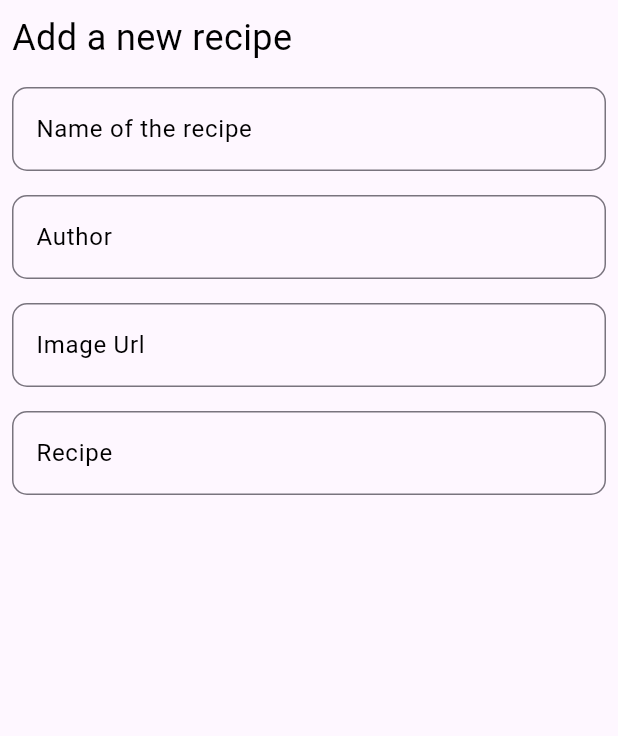
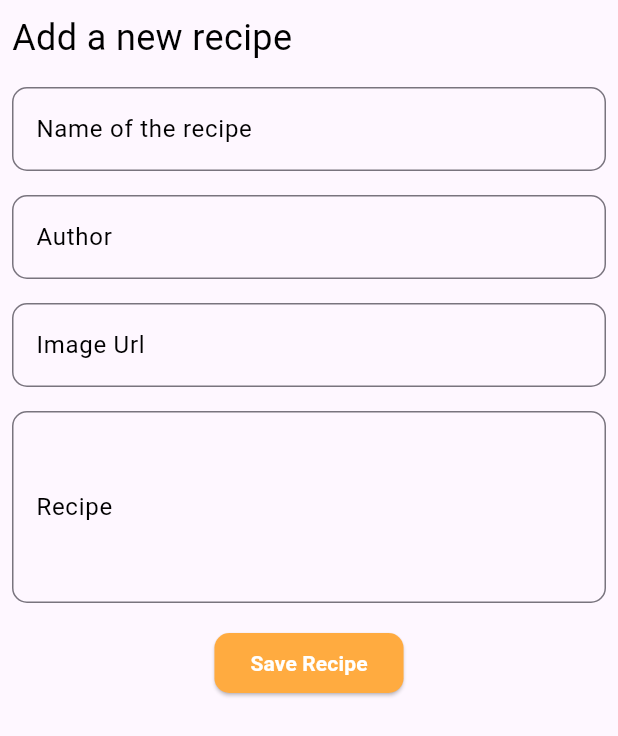
Before and after one commit to garzonsergio/recipes_flutter, a Flutter app: the RecipeForm widget shown alone on an empty page, opened directly, on a phone screen of 412 x 824 dp. Shown: the top 736 px of the screen. Run offline on Flutter 3.47's test engine with Material 3 defaults, Android fonts, the phone set to English and light mode, and no system bars; network calls fail; Roboto replaces fonts that are missing (Quicksand).

Commit message:
Fix:There was created the validators and additional properties to TextFormFields

```diff
--- a/lib/screens/home_screen.dart
+++ b/lib/screens/home_screen.dart
@@ -30,7 +30,7 @@ class HomeScreen extends StatelessWidget {
         context: context,
         builder: (context) => Container(
               width: MediaQuery.of(context).size.width,
-              height: 500,
+              height: 600,
               color: Colors.white,
               child: const RecipeForm(),
             ));
@@ -88,6 +88,13 @@ class RecipeForm extends StatelessWidget {
 
   @override
   Widget build(BuildContext context) {
+    final _formKey = GlobalKey<FormState>();
+
+    final TextEditingController _recipeName = TextEditingController();
+    final TextEditingController _recipeAuthor = TextEditingController();
+    final TextEditingController _recipeImage = TextEditingController();
+    final TextEditingController _recipeDescription = TextEditingController();
+
     return Padding(
         padding: const EdgeInsets.all(8.0),
         child: Form(
@@ -100,28 +107,82 @@ class RecipeForm extends StatelessWidget {
                 const SizedBox(
                   height: 16,
                 ),
-            _buildTextField(label: "Name of the recipe"),
+                _buildTextField(
+                    controller: _recipeName,
+                    label: "Name of the recipe",
+                    validator: (value) {
+                      if (value == null || value.isEmpty) {
+                        return 'Please enter the name of the recipe';
+                      }
+                    }),
                 const SizedBox(
                   height: 16,
                 ),
-            _buildTextField(label: "Author"),
+                _buildTextField(
+                    controller: _recipeAuthor,
+                    label: "Author",
+                    validator: (value) {
+                      if (value == null || value.isEmpty) {
+                        return 'Please enter the name of the author';
+                      }
+                    }),
                 const SizedBox(
                   height: 16,
                 ),
-            _buildTextField(label: 'Image Url'),
+                _buildTextField(
+                    controller: _recipeImage,
+                    label: 'Image Url',
+                    validator: (value) {
+                      if (value == null || value.isEmpty) {
+                        return 'Please enter some text';
+                      }
+                    }),
                 const SizedBox(
                   height: 16,
                 ),
-            _buildTextField(label: 'Recipe'),
+                _buildTextField(
+                    maxLines: 4,
+                    controller: _recipeDescription,
+                    label: 'Recipe',
+                    validator: (value) {
+                      if (value == null || value.isEmpty) {
+                        return 'Please enter some text';
+                      }
+                    }),
                 const SizedBox(
                   height: 16,
                 ),
+                Center(
+                  child: ElevatedButton(
+                    onPressed: () {
+                      if (_formKey.currentState!.validate()) {
+                        Navigator.pop(context);
+                      }
+                    },
+                    style: ElevatedButton.styleFrom(
+                      backgroundColor: Colors.orangeAccent,
+                      shape: RoundedRectangleBorder(
+                          borderRadius: BorderRadius.circular(10)),
+                      // padding: const EdgeInsets.symmetric(
+                      //     horizontal: 32, vertical: 16)
+                    ),
+                    child: const Text(
+                      'Save Recipe',
+                      style: TextStyle(
+                          color: Colors.white, fontWeight: FontWeight.bold),
+                    ),
+                  ),
+                )
               ],
             )));
   }
 }
 
-Widget _buildTextField({required String label}) {
+Widget _buildTextField(
+    {required String label,
+    required TextEditingController controller,
+    required String? Function(String?) validator,
+    int maxLines = 1}) {
   return TextFormField(
     decoration: InputDecoration(
       labelText: label,
@@ -131,5 +192,7 @@ Widget _buildTextField({required String label}) {
           borderRadius: BorderRadius.circular(10),
           borderSide: BorderSide(color: Colors.black, width: 1)),
     ),
+    validator: validator,
+    maxLines: maxLines,
   );
 }
```
Lines whose indentation alone changed are shown as unchanged.
